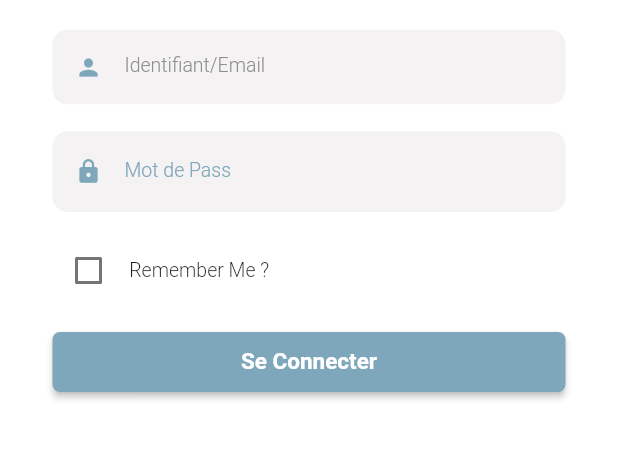
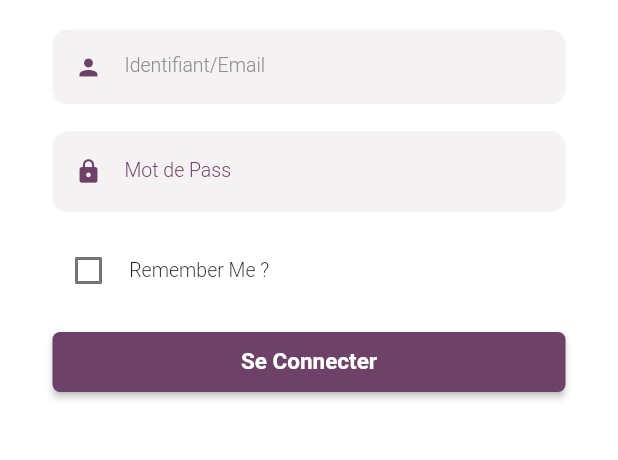
Before and after one commit to BBH19/flutter-todo-app, a Flutter app: the screen it shows after launch, on a phone screen of 412 x 824 dp, the part 300-760 px from its top. Run offline on Flutter 3.47's test engine with Material 2 defaults, Android fonts, the phone set to English and light mode, and no system bars; our stand-ins replace file_picker, flutter_bloc, flutter_swipe_action_cell, gap, lottie, rflutter_alert and 2 more.

Commit message:
changing globalcolor

```diff
--- a/lib/widgets/config.dart
+++ b/lib/widgets/config.dart
@@ -6,8 +6,9 @@ class GlobalParams {
   static var baseUrl = '';
 // for screens
   static const MainColor = Colors.blue;
-  static Color GlobalColor = const Color(0xff7FA7BB);
-  static final SecondaryColor = Color(0xFF3E30BC);
+  static Color GlobalColor = const Color(0xFF6E4168);
+  //static Color GlobalColor = const Color(0xff7FA7BB);
+  static final SecondaryColor = Color(0xFF6E4168);
   static const lightColor = Color.fromARGB(255, 122, 194, 253);
   static final backgroundColor = Colors.white;
   static final double MainPadding = 20;
```
